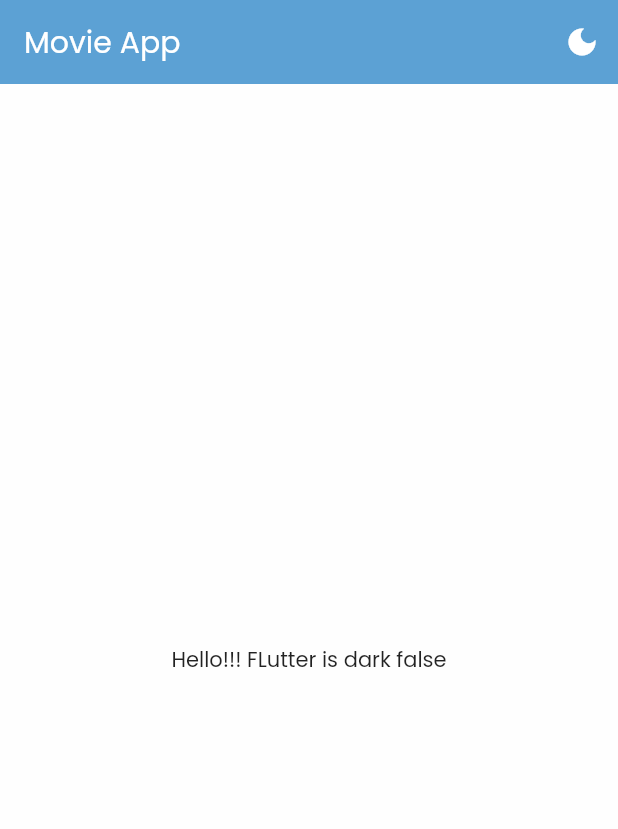
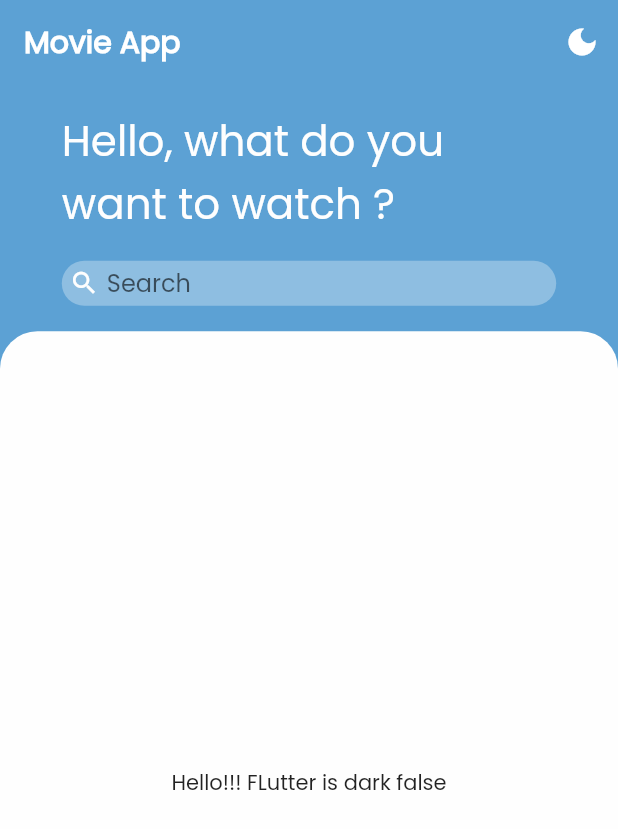
Before and after one commit to esteguri/MoviesAppFlutter, a Flutter app: the screen it shows after launch, on a phone screen of 412 x 824 dp. Shown: the top 829 px of the screen. Run offline on Flutter 3.47's test engine with Material 2 defaults, Android fonts, the phone set to English and light mode, and no system bars; our stand-ins replace get.

Commit message:
ADD: header main screed created

```diff
--- a/lib/controllers/theme.controller.dart
+++ b/lib/controllers/theme.controller.dart
@@ -7,5 +7,6 @@ class ThemeController extends GetxController {
   void changeTheme() {
     Get.changeThemeMode(isDarkMode.value ? ThemeMode.light : ThemeMode.dark);
     isDarkMode.value = !isDarkMode.value;
+    print(" Internal: ${isDarkMode.value} Get: ${Get.isDarkMode}");
   }
 }
--- a/lib/main.dart
+++ b/lib/main.dart
@@ -1,6 +1,6 @@
 import 'package:flutter/material.dart';
 import 'package:get/get.dart';
-import 'package:movies_app/screens/main.screen.dart';
+import 'package:movies_app/screens/main/main.screen.dart';
 import 'package:movies_app/theme/custom.theme.dart';
 
 void main() {
--- a/lib/screens/main.screen.dart
+++ /dev/null
@@ -1,32 +0,0 @@
-import 'package:flutter/material.dart';
-import 'package:get/get.dart';
-import 'package:movies_app/controllers/theme.controller.dart';
-
-class MainScreen extends StatelessWidget {
-  MainScreen({super.key});
-
-  final _mainController = Get.put(ThemeController());
-
-  @override
-  Widget build(BuildContext context) {
-    return Scaffold(
-      appBar: AppBar(
-        title: const Text("Movie App"),
-        actions: [
-          IconButton(
-            onPressed: _mainController.changeTheme,
-            icon: Obx(
-              () => Icon(_mainController.isDarkMode.value
-                  ? Icons.light_mode
-                  : Icons.dark_mode),
-            ),
-          )
-        ],
-      ),
-      body: Center(
-        child: Text(
-            "Hello!!! FLutter is dark ${_mainController.isDarkMode.value}"),
-      ),
-    );
-  }
-}
--- /dev/null
+++ b/lib/screens/main/main.screen.dart
@@ -0,0 +1,54 @@
+import 'package:flutter/material.dart';
+import 'package:get/get.dart';
+import 'package:movies_app/controllers/theme.controller.dart';
+import 'package:movies_app/screens/main/widgets/main-header.widget.dart';
+
+class MainScreen extends StatelessWidget {
+  MainScreen({super.key});
+
+  final _themeController = Get.put(ThemeController());
+
+  @override
+  Widget build(BuildContext context) {
+    return Scaffold(
+      appBar: AppBar(
+        title: const Text(
+          "Movie App",
+          style: TextStyle(fontWeight: FontWeight.bold),
+        ),
+        actions: [
+          IconButton(
+            onPressed: _themeController.changeTheme,
+            icon: Obx(
+              () => Icon(
+                _themeController.isDarkMode.value
+                    ? Icons.light_mode
+                    : Icons.dark_mode,
+              ),
+            ),
+          )
+        ],
+      ),
+      body: Column(
+        children: [
+          const MainHeader(),
+          Expanded(
+            child: Container(
+              decoration: BoxDecoration(
+                color: Get.theme.backgroundColor,
+                borderRadius: const BorderRadius.only(
+                  topLeft: Radius.circular(25),
+                  topRight: Radius.circular(25),
+                ),
+              ),
+              child: Center(
+                child: Text(
+                    "Hello!!! FLutter is dark ${_themeController.isDarkMode.value}"),
+              ),
+            ),
+          ),
+        ],
+      ),
+    );
+  }
+}
--- /dev/null
+++ b/lib/screens/main/widgets/main-header.widget.dart
@@ -0,0 +1,67 @@
+import 'package:flutter/material.dart';
+import 'package:get/get.dart';
+import 'package:movies_app/theme/colors.theme.dart';
+
+class MainHeader extends StatelessWidget {
+  const MainHeader({super.key});
+
+  @override
+  Widget build(BuildContext context) {
+    return SizedBox(
+      height: Get.height * 0.2,
+      child: Padding(
+        padding: EdgeInsets.symmetric(
+          horizontal: Get.width * 0.1,
+          vertical: 0,
+        ),
+        child: Column(
+          mainAxisAlignment: MainAxisAlignment.spaceEvenly,
+          children: [
+            Text(
+              "Hello, what do you want to watch ?",
+              style: Get.theme.textTheme.headline5!.copyWith(
+                fontSize: 28,
+                color: Get.isDarkMode ? ColorsApp.secondary : ColorsApp.white,
+              ),
+            ),
+            TextField(
+              cursorColor:
+                  Get.isDarkMode ? ColorsApp.secondary : ColorsApp.white,
+              style: TextStyle(
+                color: Get.isDarkMode ? ColorsApp.secondary : ColorsApp.white,
+              ),
+              decoration: InputDecoration(
+                isDense: true,
+                contentPadding:
+                    const EdgeInsets.symmetric(vertical: 0, horizontal: 20),
+                hintText: "Search",
+                fillColor: ColorsApp.blueLight,
+                focusColor: ColorsApp.blueLight,
+                border: OutlineInputBorder(
+                  borderRadius: BorderRadius.circular(50),
+                  borderSide: BorderSide.none,
+                ),
+                focusedBorder: OutlineInputBorder(
+                  borderRadius: BorderRadius.circular(50),
+                  borderSide: BorderSide.none,
+                ),
+                filled: true,
+                prefixIcon: Icon(
+                  Icons.search,
+                  color: Get.isDarkMode ? ColorsApp.secondary : ColorsApp.white,
+                  size: 20,
+                ),
+                prefixIconConstraints: const BoxConstraints(
+                  minHeight: 30,
+                  maxHeight: 50,
+                  maxWidth: 50,
+                  minWidth: 30,
+                ),
+              ),
+            )
+          ],
+        ),
+      ),
+    );
+  }
+}
--- a/lib/theme/custom.theme.dart
+++ b/lib/theme/custom.theme.dart
@@ -5,11 +5,12 @@ class CustomThemeApp {
   static get ligth => ThemeData(
         primaryColor: ColorsApp.gray,
         fontFamily: "Poppins",
+        backgroundColor: ColorsApp.white,
         appBarTheme: AppBarTheme(
           backgroundColor: ColorsApp.primary,
           elevation: 0,
         ),
-        canvasColor: ColorsApp.white,
+        canvasColor: ColorsApp.primary,
       );
 
   static get dark => ThemeData(
@@ -21,7 +22,10 @@ class CustomThemeApp {
           backgroundColor: ColorsApp.primary,
           foregroundColor: ColorsApp.white,
           elevation: 0,
+          actionsIconTheme: IconThemeData(
+            color: ColorsApp.secondary,
+          ),
         ),
-        canvasColor: ColorsApp.secondary,
+        canvasColor: ColorsApp.primary,
       );
 }
```
